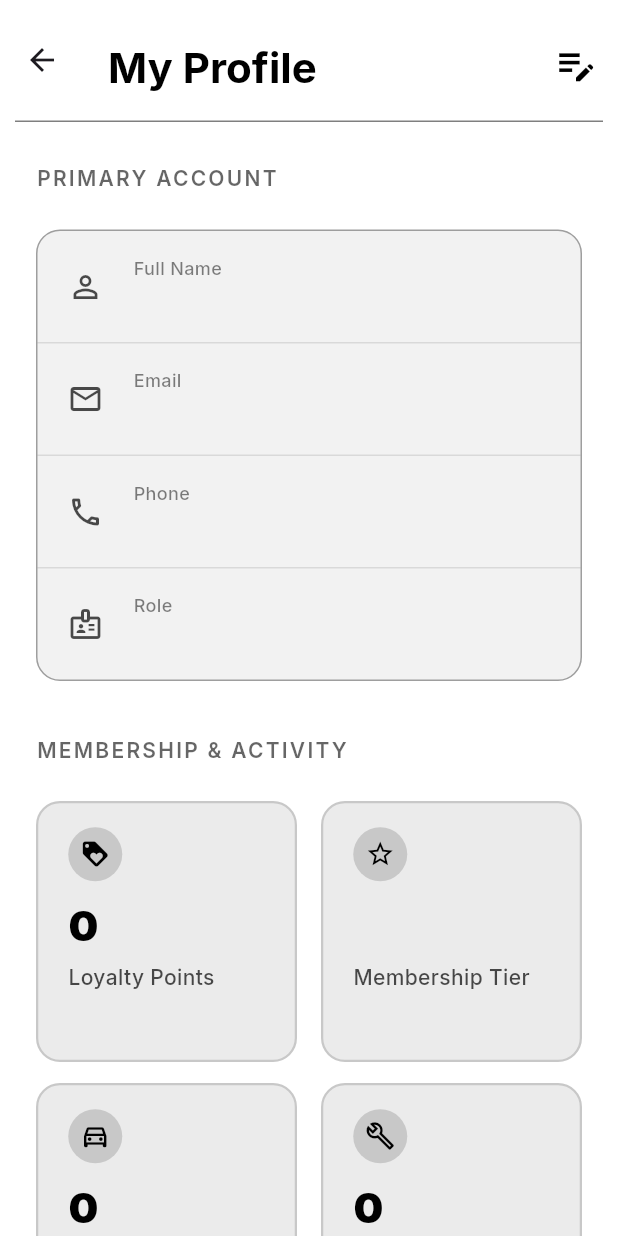
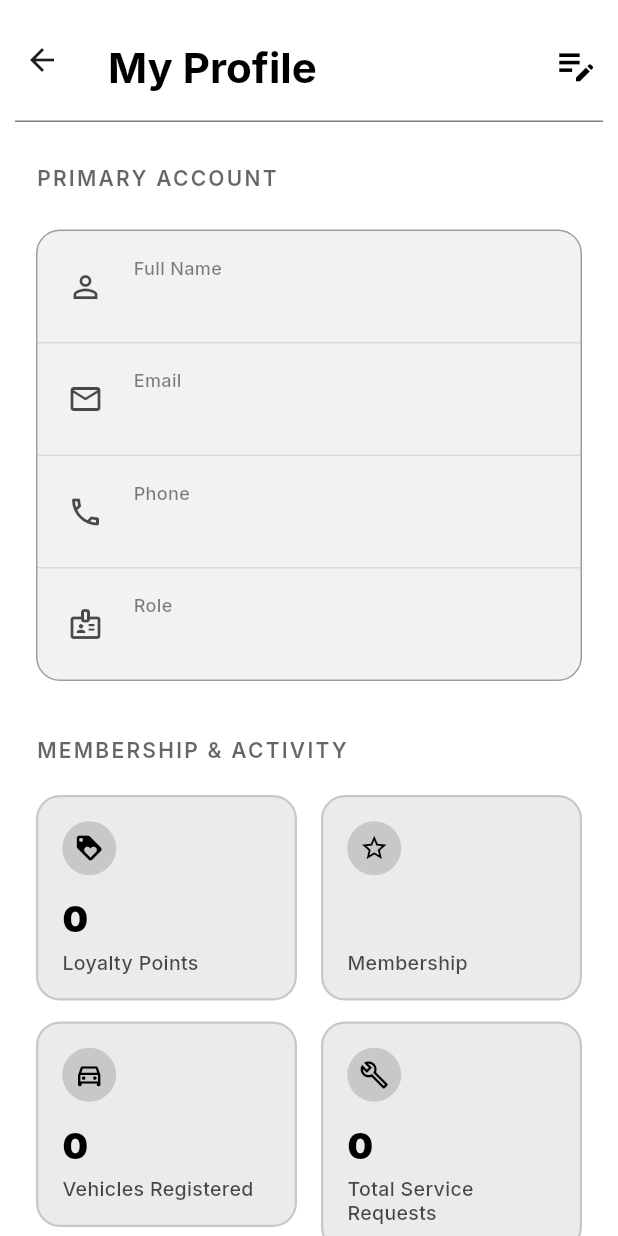
Before and after one commit to dulaj4067/vehicle-maintenance-system, a Flutter app: the CustomerProfile screen opened directly, on a phone screen of 412 x 824 dp. Run offline on Flutter 3.47's test engine with Material 3 defaults, Android fonts, the phone set to English and light mode, and no system bars; our stand-ins replace cached_network_image, connectivity_plus, device_info_plus, file_picker, flutter_dotenv, fluttertoast and 9 more; missing offline and left inert: onesignal_flutter; accounts and stored records are empty.

Commit message:
Small changes to customer home,bookings and profile

```diff
--- a/lib/customer/widgets/customer_bookings.dart
+++ b/lib/customer/widgets/customer_bookings.dart
@@ -549,7 +549,7 @@ class _CustomerBookingsState extends State<CustomerBookings> with SingleTickerPr
               ),
             ),
             body: isLoading && vehicles.isEmpty
-                ? const Center(child: CircularProgressIndicator())
+                ?  Center(child: CircularProgressIndicator(color: safeColor))
                 : TabBarView(
                     controller: _tabController,
                     children: [
@@ -880,7 +880,7 @@ class _CustomerBookingsState extends State<CustomerBookings> with SingleTickerPr
             const SizedBox(height: 24),
 
             if (isLoading)
-              Center(child: CircularProgressIndicator(color: themeColor == Colors.white ? Colors.blue : themeColor))
+              Center(child: CircularProgressIndicator(color: safeColor))
             else if (selectedType != null && availableSlots.isEmpty)
                Center(
                 child: Padding(
--- a/lib/customer/widgets/customer_profile.dart
+++ b/lib/customer/widgets/customer_profile.dart
@@ -404,20 +404,27 @@ class _CustomerProfileState extends State<CustomerProfile> {
 
                     const SizedBox(height: 32),
                     _buildSectionHeader('Membership & Activity', textColor),
-                    const SizedBox(height: 16),
+                    const SizedBox(height: 12),
 
-                    GridView.count(
-                      crossAxisCount: 2,
-                      crossAxisSpacing: 16,
-                      mainAxisSpacing: 14,
-                      shrinkWrap: true,
-                      physics: const NeverScrollableScrollPhysics(),
-                      childAspectRatio: 1,
+                    Column(
     children: [
-                        _buildStatCard('Loyalty Points', _loyaltyPoints.toString(), Icons.loyalty, textColor),
-                        _buildStatCard('Membership Tier', _loyaltyLevel, Icons.star_border, textColor),
-                        _buildStatCard('Vehicles Registered', _vehicleCount.toString(), Icons.directions_car_outlined, textColor),
-                        _buildStatCard('Total Service Requests', _serviceRequestCount.toString(), Icons.build_outlined, textColor),
+      Row(
+        crossAxisAlignment: CrossAxisAlignment.start,
+        children: [
+          Expanded(child: _buildFlexibleCard('Loyalty Points', _loyaltyPoints.toString(), Icons.loyalty, textColor)),
+          const SizedBox(width: 16),
+          Expanded(child: _buildFlexibleCard('Membership', _loyaltyLevel, Icons.star_border, textColor)),
+        ],
+      ),
+      const SizedBox(height: 14),
+      Row(
+        crossAxisAlignment: CrossAxisAlignment.start,
+        children: [
+          Expanded(child: _buildFlexibleCard('Vehicles Registered', _vehicleCount.toString(), Icons.directions_car_outlined, textColor)),
+          const SizedBox(width: 16),
+          Expanded(child: _buildFlexibleCard('Total Service Requests', _serviceRequestCount.toString(), Icons.build_outlined, textColor)),
+        ],
+      ),
     ],
   ),
 
@@ -486,11 +493,9 @@ class _CustomerProfileState extends State<CustomerProfile> {
       ),
     );
   }
-
-  Widget _buildStatCard(String title, String value, IconData icon, Color textColor) {
+Widget _buildFlexibleCard(String title, String value, IconData icon, Color textColor) {
   return Container(
-      width: double.infinity,
-      padding: const EdgeInsets.symmetric(horizontal: 20, vertical: 16),
+    padding: const EdgeInsets.all(16),
     decoration: BoxDecoration(
       color: textColor.withAlpha(0x14),
       borderRadius: BorderRadius.circular(16),
@@ -507,12 +512,12 @@ class _CustomerProfileState extends State<CustomerProfile> {
           ),
           child: Icon(icon, color: textColor, size: 20),
         ),
-          const SizedBox(height: 10),
+        const SizedBox(height: 12),
         Text(
           value,
           style: TextStyle(
             color: textColor,
-              fontSize: 28,
+            fontSize: 24,
             fontWeight: FontWeight.w900,
           ),
         ),
@@ -521,12 +526,14 @@ class _CustomerProfileState extends State<CustomerProfile> {
           title,
           style: TextStyle(
             color: textColor.withAlpha(0xB3),
-              fontSize: 14,
+            fontSize: 13,
             fontWeight: FontWeight.w500,
+            height: 1.2,
           ),
         ),
       ],
     ),
   );
 }
+
 }
```
Also changed, not shown: lib/customer/widgets/customer_home.dart (+70 -23 lines). Lines whose indentation alone changed are shown as unchanged.
